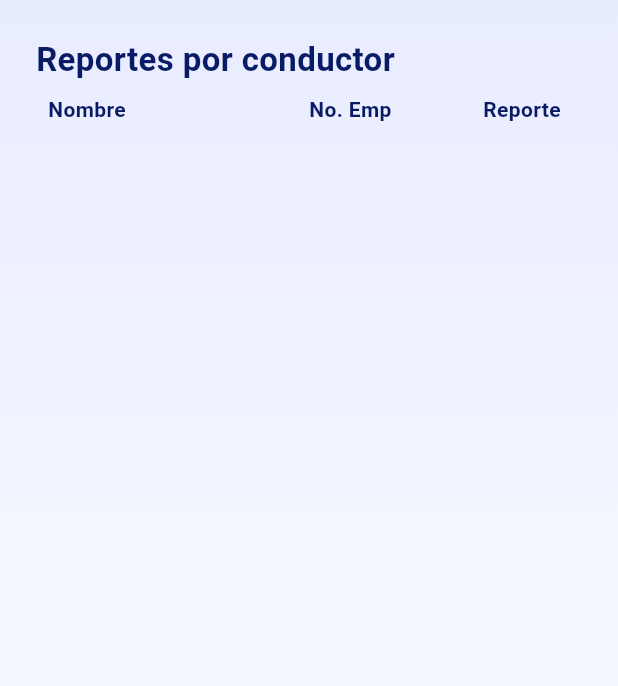
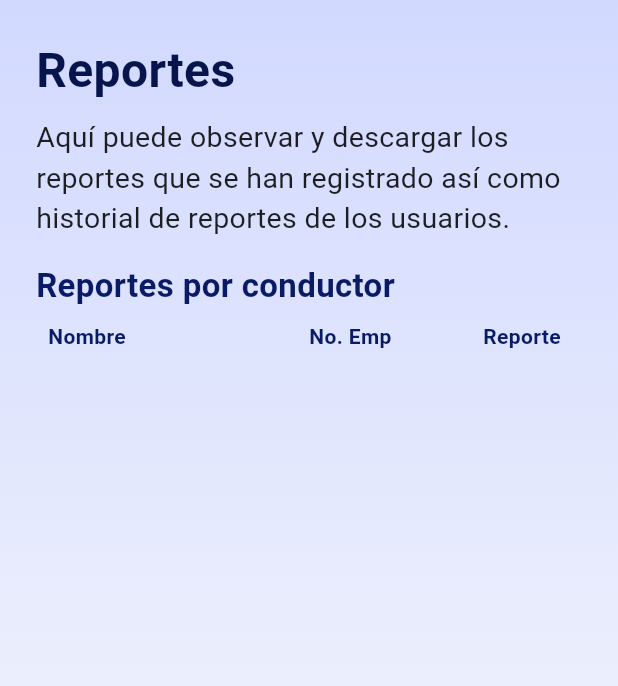
Before and after one commit to maugalcst/gastrack, a Flutter app: the ReportOverviewScreen screen opened directly, on a phone screen of 412 x 824 dp, the part 150-836 px from its top. Run offline on Flutter 3.47's test engine with Material 3 defaults, Android fonts, the phone set to English and light mode, and no system bars; our stand-ins replace auto_size_text, cloud_firestore, firebase_auth, firebase_core, firebase_storage, google_fonts and 1 more; accounts and stored records are empty.

Commit message:
mejora diseño menu reportes admin, version estable

```diff
--- a/lib/screens/admin/admin_dashboard_screen.dart
+++ b/lib/screens/admin/admin_dashboard_screen.dart
@@ -40,7 +40,7 @@ class AdminDashboardScreen extends StatelessWidget {
                 begin: Alignment.topCenter,
                 end: Alignment.bottomCenter,
                 colors: [
-                  Color.fromARGB(255, 232, 236, 255), // Azul tenue superior
+                  Color.fromARGB(255, 209, 217, 255), // Azul tenue superior
                   Colors.white, // Blanco inferior
                 ],
               ),
--- a/lib/screens/admin/report_overview_screen.dart
+++ b/lib/screens/admin/report_overview_screen.dart
@@ -38,7 +38,6 @@ class _ReportOverviewScreenState extends State<ReportOverviewScreen> {
     }
   }
 
-
   @override
   Widget build(BuildContext context) {
     return Scaffold(
@@ -74,8 +73,8 @@ class _ReportOverviewScreenState extends State<ReportOverviewScreen> {
                 begin: Alignment.topCenter,
                 end: Alignment.bottomCenter,
                 colors: [
-                  Color.fromARGB(255, 232, 236, 255),
-                  Colors.white,
+                  Color.fromARGB(255, 209, 217, 255),
+                  const Color.fromARGB(255, 251, 251, 251),
                 ],
               ),
             ),
@@ -87,6 +86,23 @@ class _ReportOverviewScreenState extends State<ReportOverviewScreen> {
                 crossAxisAlignment: CrossAxisAlignment.start,
                 children: [
                   Text(
+                    'Reportes',
+                    style: TextStyle(
+                      fontSize: 32,
+                      fontWeight: FontWeight.bold,
+                      color: Color(0xFF07154C),
+                    ),
+                  ),
+                  SizedBox(height: 8),
+                  Text(
+                    'Aquí puede observar y descargar los reportes que se han registrado así como historial de reportes de los usuarios.',
+                    style: TextStyle(
+                      fontSize: 19,
+                      color: Colors.black87,
+                    ),
+                  ),
+                  SizedBox(height: 16),
+                  Text(
                     'Reportes por conductor',
                     style: TextStyle(
                       fontSize: 22,
@@ -97,7 +113,6 @@ class _ReportOverviewScreenState extends State<ReportOverviewScreen> {
                   SizedBox(height: 8),
                   _buildTableHeader(),
                   SizedBox(height: 8),
-                  // Lista de emails con botón "Ver"
                   ListView.builder(
                     shrinkWrap: true,
                     physics: NeverScrollableScrollPhysics(),
@@ -182,7 +197,7 @@ class _ReportOverviewScreenState extends State<ReportOverviewScreen> {
               ),
             ),
             Container(
-              width: 70,
+              width: 110,
               height: 40,
               child: ElevatedButton(
                 onPressed: () {
@@ -202,7 +217,7 @@ class _ReportOverviewScreenState extends State<ReportOverviewScreen> {
                   ),
                 ),
                 child: Text(
-                  'Ver',
+                  'Historial',
                   style: TextStyle(color: Colors.white, fontSize: 16),
                 ),
               ),
```
Also changed, not shown: lib/screens/admin/report_details_screen.dart (+171 -94 lines).
